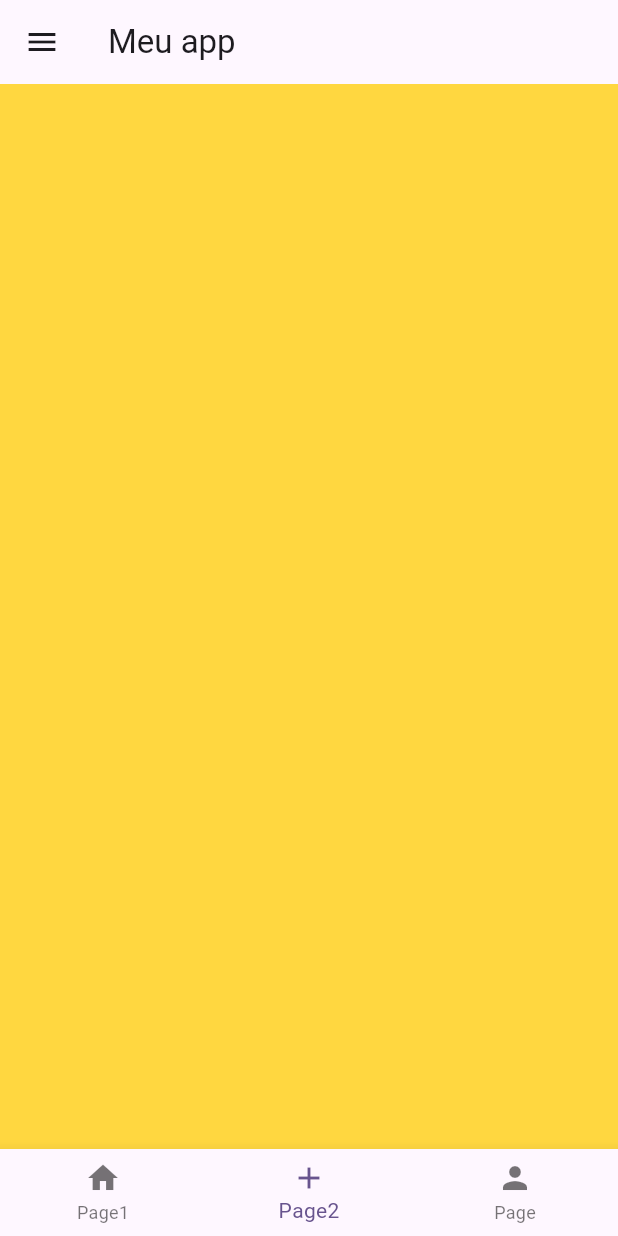
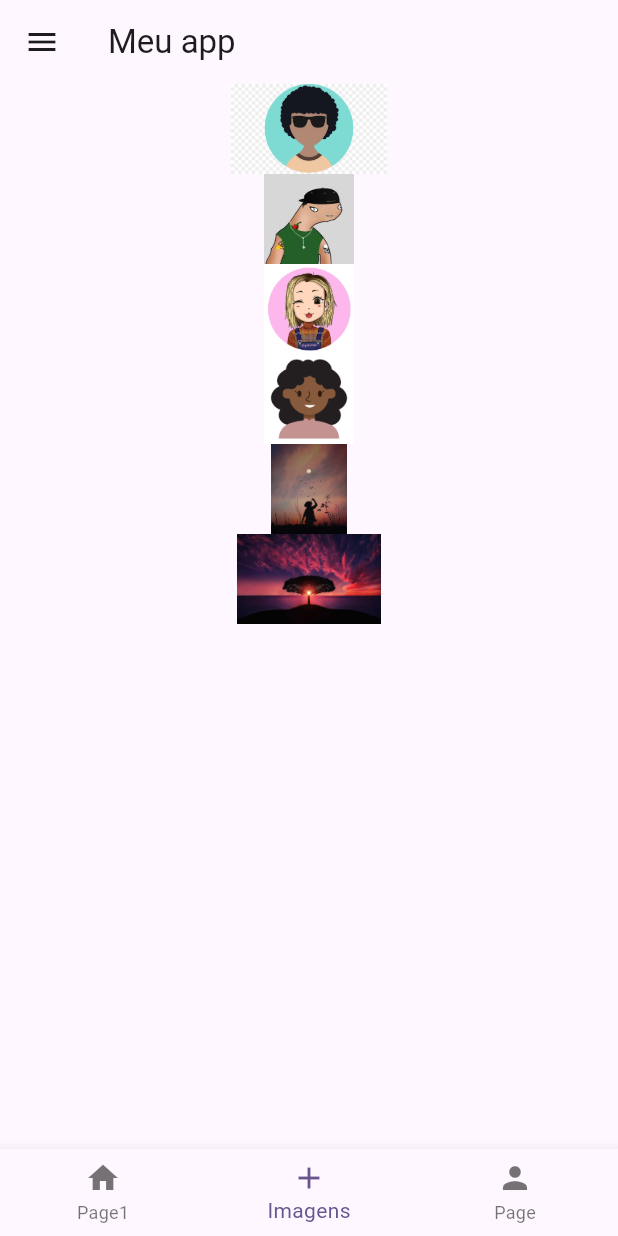
Before and after one commit to LuaDlc/login_app, a Flutter app: the HomePage screen opened directly, swiped to page 2, on a phone screen of 412 x 824 dp. Run offline on Flutter 3.47's test engine with Material 2 defaults, Android fonts, the phone set to English and light mode, and no system bars; network calls fail.

Commit message:
adicionando imagens

```diff
--- a/lib/pages/home_page.dart
+++ b/lib/pages/home_page.dart
@@ -1,6 +1,6 @@
 import 'package:flutter/material.dart';
 import 'package:login_app/pages/card_page.dart';
-import 'package:login_app/pages/page2.dart';
+import 'package:login_app/pages/image_assets.dart';
 import 'package:login_app/pages/page3.dart';
 import 'package:login_app/shared/widgets/custom_drawer.dart';
 
@@ -34,7 +34,7 @@ class _HomePageState extends State<HomePage> {
               //navegacao entre paginas/telas
               children: const [
                 CardPage(),
-                Page2(),
+                ImageAssets(),
                 Page3(),
               ],
             ),
@@ -50,7 +50,7 @@ class _HomePageState extends State<HomePage> {
                   icon: Icon(Icons.home),
                 ),
                 BottomNavigationBarItem(
-                  label: 'Page2',
+                  label: 'Imagens',
                   icon: Icon(Icons.add),
                 ),
                 BottomNavigationBarItem(
--- /dev/null
+++ b/lib/pages/image_assets.dart
@@ -0,0 +1,48 @@
+import 'package:flutter/material.dart';
+import 'package:login_app/shared/widgets/app_images.dart';
+
+class ImageAssets extends StatefulWidget {
+  const ImageAssets({super.key});
+
+  @override
+  State<ImageAssets> createState() => _ImageAssetsState();
+}
+
+class _ImageAssetsState extends State<ImageAssets> {
+  @override
+  Widget build(BuildContext context) {
+    return Column(
+      children: [
+        Image.asset(
+          AppImages.user1,
+          height: 60,
+        ),
+        Image.asset(
+          AppImages.user2,
+          height: 60,
+          width: double.infinity,
+        ),
+        Image.asset(
+          AppImages.user3,
+          height: 60,
+          width: double.infinity,
+        ),
+        Image.asset(
+          AppImages.user4,
+          height: 60,
+          width: double.infinity,
+        ),
+        Image.asset(
+          AppImages.paisagem1,
+          height: 60,
+          width: double.infinity,
+        ),
+        Image.asset(
+          AppImages.paisagem2,
+          height: 60,
+          width: double.infinity,
+        ),
+      ],
+    );
+  }
+}
--- a/lib/pages/page2.dart
+++ /dev/null
@@ -1,17 +0,0 @@
-import 'package:flutter/material.dart';
-
-class Page2 extends StatefulWidget {
-  const Page2({super.key});
-
-  @override
-  State<Page2> createState() => _Page2State();
-}
-
-class _Page2State extends State<Page2> {
-  @override
-  Widget build(BuildContext context) {
-    return Container(
-      color: Colors.amberAccent,
-    );
-  }
-}
--- /dev/null
+++ b/lib/shared/widgets/app_images.dart
@@ -0,0 +1,8 @@
+class AppImages {
+  static String get user1 => "assets/boy.png";
+  static String get user2 => "assets/chefe.jpeg";
+  static String get user3 => "assets/mina.webp";
+  static String get user4 => "assets/images.png";
+  static String get paisagem1 => "assets/pexelsluizclas.jpg";
+  static String get paisagem2 => "assets/pexelspixabay.jpg";
+}
--- a/pubspec.yaml
+++ b/pubspec.yaml
@@ -56,7 +56,7 @@ flutter:
 
   # To add assets to your application, add an assets section, like this:
   assets:
-    - assets/avatar.png
+    - assets/
   #   - images/a_dot_ham.jpeg
 
   # An image asset can refer to one or more resolution-specific "variants", see
```
Also changed, not shown: assets/boy.png (added), assets/chefe.jpeg (added), assets/images.png (added), assets/mina.webp (added), assets/pexelsluizclas.jpg (added), assets/pexelspixabay.jpg (added).
